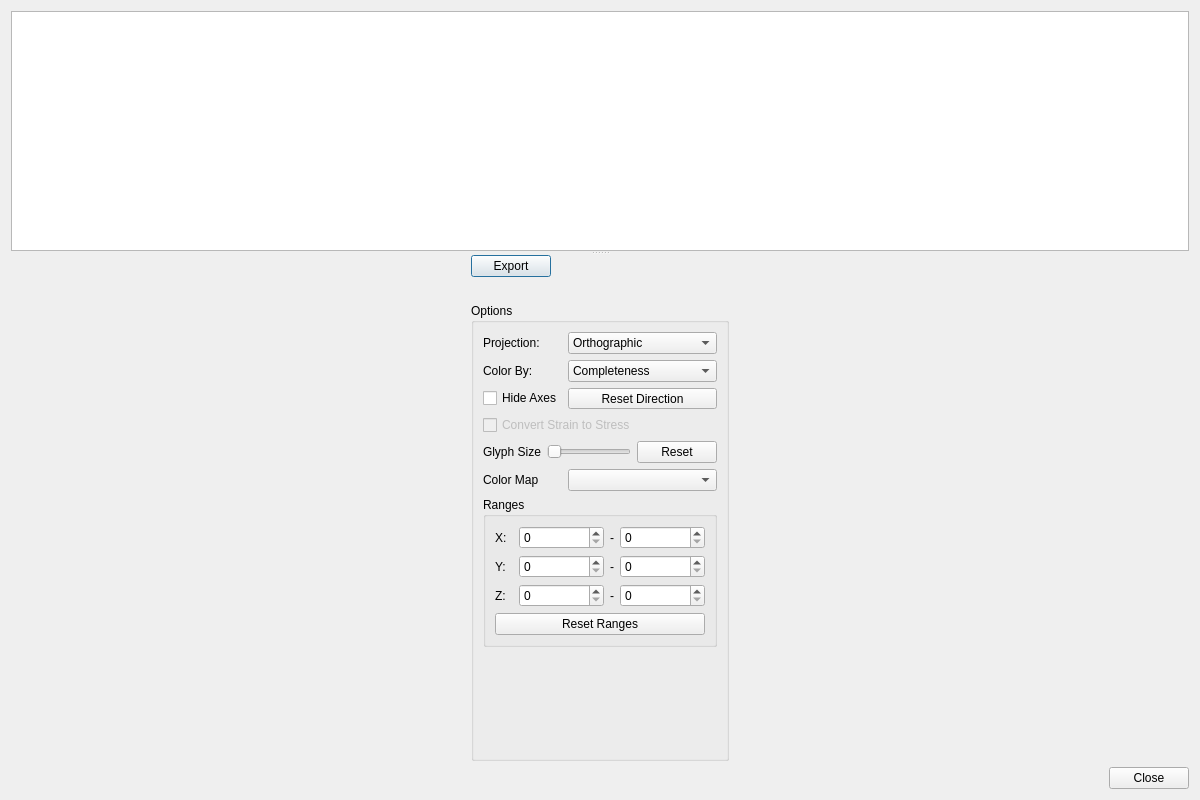
Qt form hexrd/ui/resources/ui/fit_grains_results_dialog.ui (HEXRD/hexrdgui) before a commit.
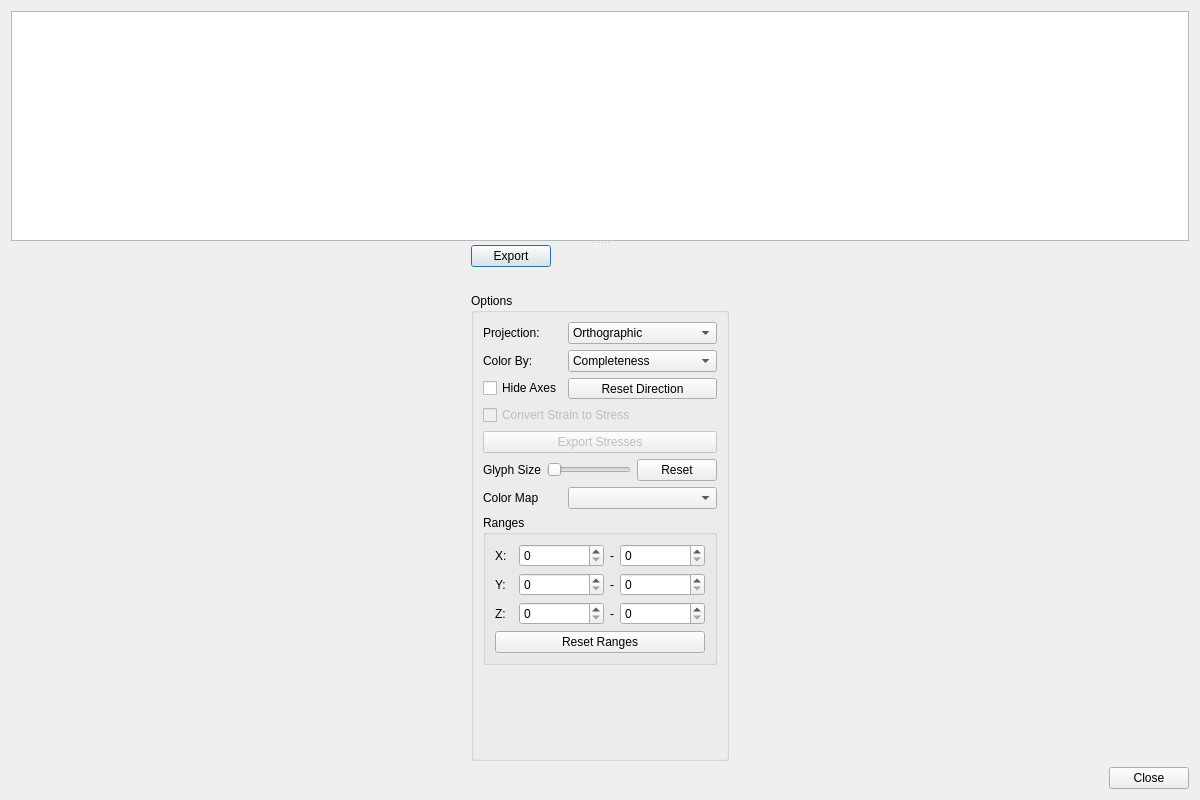
The same form after that commit. Custom widgets are drawn as their Qt base class.

Commit message:
Add export stresses button in fit grains results
This button is only enabled if strain is being converted to
stress. This button will save out the stresses to a compressed
npz file, under the "stresses" key. It is saved as Mandel-Voigt
vectors, and the shape is (n, 6), where n is the number of grains.

Patch:
```diff
--- a/hexrd/ui/resources/ui/fit_grains_results_dialog.ui
+++ b/hexrd/ui/resources/ui/fit_grains_results_dialog.ui
@@ -235,7 +235,7 @@
                </property>
               </widget>
              </item>
-             <item row="4" column="0" colspan="2">
+             <item row="5" column="0" colspan="2">
               <layout class="QHBoxLayout" name="horizontalLayout_2">
                <item>
                 <widget class="QLabel" name="glyph_size_label">
@@ -275,14 +275,14 @@
                </item>
               </layout>
              </item>
-             <item row="5" column="0">
+             <item row="6" column="0">
               <widget class="QLabel" name="color_map_label">
                <property name="text">
                 <string>Color Map</string>
                </property>
               </widget>
              </item>
-             <item row="5" column="1">
+             <item row="6" column="1">
               <widget class="QComboBox" name="color_maps">
                <property name="styleSheet">
                 <string notr="true">combobox-popup: 0;</string>
@@ -295,7 +295,7 @@
                </property>
               </widget>
              </item>
-             <item row="6" column="0" colspan="2">
+             <item row="7" column="0" colspan="2">
               <widget class="QGroupBox" name="ranges_group">
                <property name="title">
                 <string>Ranges</string>
@@ -494,6 +494,19 @@
                </layout>
               </widget>
              </item>
+             <item row="4" column="0" colspan="2">
+              <widget class="QPushButton" name="export_stresses">
+               <property name="enabled">
+                <bool>false</bool>
+               </property>
+               <property name="toolTip">
+                <string>&lt;html&gt;&lt;head/&gt;&lt;body&gt;&lt;p&gt;Export stresses to a compressed npz file as Mandel-Voigt vectors. The data is saved in the &amp;quot;stresses&amp;quot; key as an (n, 6) shape, where `n` is the number of grains.&lt;/p&gt;&lt;p&gt;&amp;quot;Convert Strain to Stress&amp;quot; must be enabled to use this.&lt;/p&gt;&lt;/body&gt;&lt;/html&gt;</string>
+               </property>
+               <property name="text">
+                <string>Export Stresses</string>
+               </property>
+              </widget>
+             </item>
             </layout>
            </widget>
           </item>
```
Left out of the diff: 21 changed lines with no effect on the pictures. The commit also changes 1 other file.
